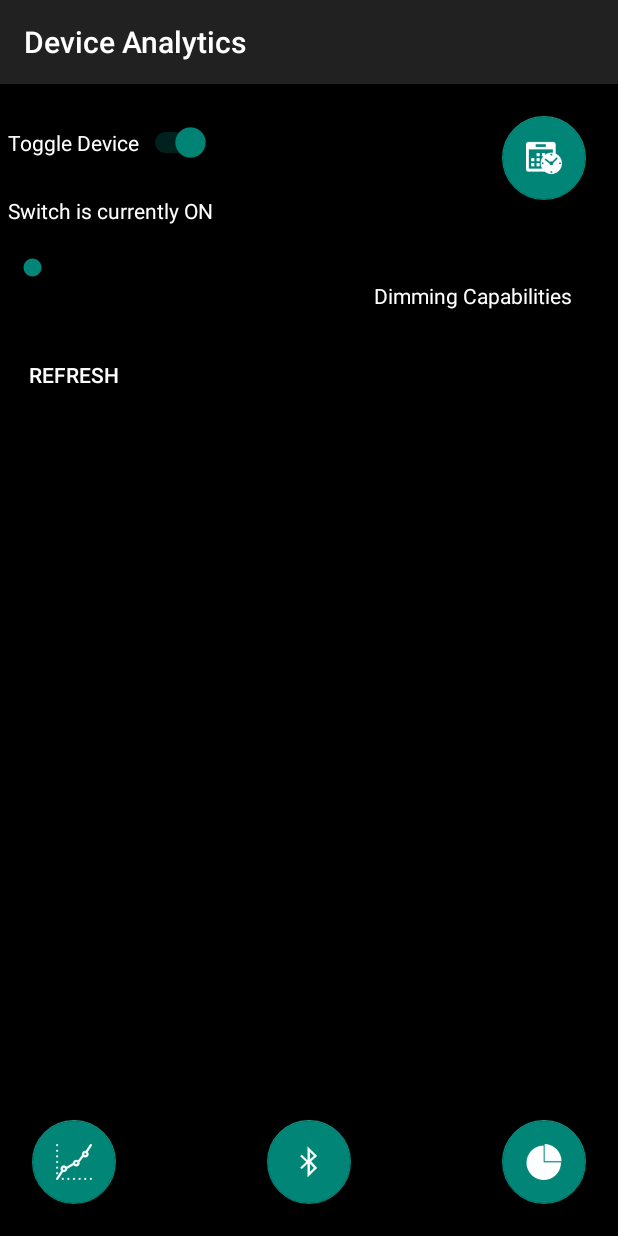
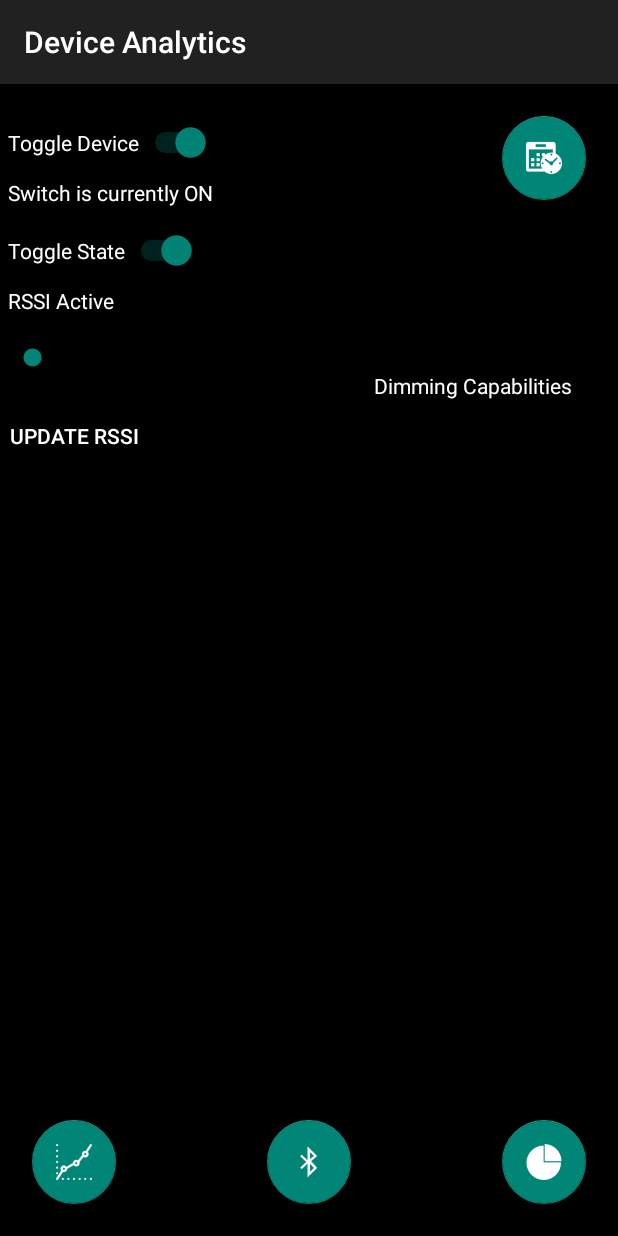
Before and after one commit to kartthikkumar/Vamp.v2, an Android app: the analytics screen opened directly, with no data from a screen before it, on a phone screen of 412 x 824 dp. Run offline under Robolectric (Android 15) with nearby library versions, the phone set to English and light mode, and no system bars.

Commit message:
Buttons and States spaced well

```diff
--- a/app/src/main/java/com/adafruit/bluefruit/le/connect/app/analytics.java
+++ b/app/src/main/java/com/adafruit/bluefruit/le/connect/app/analytics.java
@@ -65,9 +65,11 @@ public class analytics extends UartInterfaceActivity implements BleManager.BleMa
 
     // SWITCH & SEEKBAR
     private TextView switchStatus;
+    private TextView switchSecondStatus;
     private TextView rangeSeekBartext;
     private TextView dimmingText;
     private Switch mySwitch;
+    private Switch mySecondSwitch;
     private SeekBar dimSettings;
 
     int num = 0;
@@ -89,6 +91,10 @@ public class analytics extends UartInterfaceActivity implements BleManager.BleMa
         switchStatus = (TextView) findViewById(R.id.switchStatus);
         mySwitch = (Switch) findViewById(R.id.mySwitch);
 
+        switchSecondStatus = (TextView) findViewById(R.id.switchSecondStatus);
+        mySecondSwitch = (Switch) findViewById(R.id.mySecondSwitch);
+
+
         // ********************** RSSI ******************************
             // ********************** READING ******************************
 
@@ -102,10 +108,10 @@ public class analytics extends UartInterfaceActivity implements BleManager.BleMa
         tView = (TextView) findViewById(R.id.rssiValue);
         tView.setTextColor(Color.WHITE);
         clickhere = (Button) findViewById(R.id.rssiButton);
+        clickhere.setTextColor(Color.WHITE);
 
         clickhere.setOnClickListener(new View.OnClickListener() {
             public void onClick(View v) {
-
             mBleManager.readRssi();
             String display = Integer.toString(BleManager.rssiReading);
             tView.setText(display);
@@ -113,10 +119,6 @@ public class analytics extends UartInterfaceActivity implements BleManager.BleMa
         });
 
             // ********************** READING ******************************
-
-//        SharedPreferences prefs = this.getSharedPreferences("general_settings", Context.MODE_PRIVATE);
-//        String lanSettings = prefs.getString("myRXValue");
-
 
             //        int index;
             //        if (rssiValue == 127 || rssiValue <= -84) {   // 127 reserved for RSSI not available
@@ -146,13 +148,13 @@ public class analytics extends UartInterfaceActivity implements BleManager.BleMa
                     if (isChecked) {
                         switchStatus.setTextColor(Color.WHITE);
                         switchStatus.setText("Switch is currently ON");
-                        sendData("SENDING \n");
+                        sendData("TURN ON \n");
                         Log.d(TESTBLAH, "Passed sendData");
 
                     } else {
                         switchStatus.setTextColor(Color.DKGRAY);
                         switchStatus.setText("Switch is currently OFF");
-                        sendData("RECEIVING \n");
+                        sendData("TURN OFF \n");
                         Log.d(TESTBLAH, "Passed receiveData");
 
                     }
@@ -163,11 +165,56 @@ public class analytics extends UartInterfaceActivity implements BleManager.BleMa
             if (mySwitch.isChecked()) {
                 switchStatus.setTextColor(Color.WHITE);
                 switchStatus.setText("Switch is currently ON");
+                sendData("Default ON \n");
+                Log.d(TESTBLAH, "Default ON");
             } else {
                 switchStatus.setTextColor(Color.WHITE);
                 switchStatus.setText("Switch is currently OFF");
+                sendData("Default OFF \n");
+                Log.d(TESTBLAH, "Default OFF");
             }
             // ***************************************************************
+
+
+
+        // ********************** Second Switch ******************************
+        // Second Switch ON
+        mySecondSwitch.setChecked(true);
+        //attach a listener to check for changes in state
+        mySecondSwitch.setOnCheckedChangeListener(new CompoundButton.OnCheckedChangeListener() {
+            @Override
+            public void onCheckedChanged(CompoundButton buttonView,
+                                         boolean isChecked) {
+
+                if (isChecked) {
+                    switchSecondStatus.setTextColor(Color.WHITE);
+                    switchSecondStatus.setText("RSSI Active");
+                    sendData("TURN ON \n");
+                    Log.d(TESTBLAH, "Passed sendData");
+
+                } else {
+                    switchSecondStatus.setTextColor(Color.WHITE);
+                    switchSecondStatus.setText("Dimming Active");
+                    sendData("TURN OFF \n");
+                    Log.d(TESTBLAH, "Passed receiveData");
+                }
+            }
+        });
+
+        //check the current state before we display the screen
+        if (mySecondSwitch.isChecked()) {
+            switchSecondStatus.setTextColor(Color.WHITE);
+            switchSecondStatus.setText("RSSI Active");
+            sendData("Default ON \n");
+            Log.d(TESTBLAH, "Default ON");
+        } else {
+            switchSecondStatus.setTextColor(Color.WHITE);
+            switchSecondStatus.setText("Dimming Active");
+            sendData("Default OFF \n");
+            Log.d(TESTBLAH, "Default OFF");
+        }
+        // ***************************************************************
+
 
 
             // ********************** SeekBar ******************************
@@ -335,32 +382,6 @@ public class analytics extends UartInterfaceActivity implements BleManager.BleMa
     }
 
 
-
-
-    private String asciiToHex(String text) {
-        StringBuffer stringBuffer = new StringBuffer();
-        for (int i = 0; i < text.length(); i++) {
-            String charString = String.format("0x%02X", (byte) text.charAt(i));
-
-            stringBuffer.append(charString + " ");
-        }
-        return stringBuffer.toString();
-    }
-
-
-
-
-
-
-
-
-
-
-
-
-
-
-
     @Override
     public void onServicesDiscovered() {
         mUartService = mBleManager.getGattService(UUID_SERVICE);
--- a/app/src/main/res/layout/activity_analytics.xml
+++ b/app/src/main/res/layout/activity_analytics.xml
@@ -23,7 +23,26 @@
         android:layout_height="wrap_content"
         android:layout_alignParentLeft="true"
         android:layout_below="@+id/mySwitch"
-        android:layout_marginTop="22dp"
+        android:layout_marginTop="10dp"
+        android:textColor="@color/white"/>
+
+    <Switch
+        android:id="@+id/mySecondSwitch"
+        android:layout_width="wrap_content"
+        android:layout_height="wrap_content"
+        android:layout_alignParentLeft="true"
+        android:layout_below="@id/switchStatus"
+        android:layout_marginTop="15dp"
+        android:text="Toggle State"
+        android:textColor="@color/white"/>
+
+    <TextView
+        android:id="@+id/switchSecondStatus"
+        android:layout_width="wrap_content"
+        android:layout_height="wrap_content"
+        android:layout_alignParentLeft="true"
+        android:layout_below="@+id/mySecondSwitch"
+        android:layout_marginTop="10dp"
         android:textColor="@color/white"/>
 
     <TextView
@@ -32,7 +51,7 @@
         android:layout_height="wrap_content"
         android:layout_alignParentRight="true"
         android:layout_marginRight="25dp"
-        android:layout_below="@+id/switchStatus"
+        android:layout_below="@+id/switchSecondStatus"
         />
 
     <SeekBar
@@ -51,20 +70,24 @@
         android:text="@string/seekbar_label"
         />
 
+    <Button
+        android:id="@+id/rssiButton"
+        android:layout_width="wrap_content"
+        android:layout_height="wrap_content"
+        android:background="#000000"
+        android:text="Update RSSI"
+        android:layout_below="@+id/dimmingText" />
+
     <TextView
         android:id="@+id/rssiValue"
         android:layout_width="wrap_content"
         android:layout_height="wrap_content"
-        android:layout_below="@+id/dimmingText" />
+        android:layout_marginLeft="25dp"
+        android:layout_toEndOf="@+id/rssiButton"
 
-    <Button
-        android:id="@+id/rssiButton"
-        android:layout_width="wrap_content"
-        android:layout_height="wrap_content"
-        android:background="@android:color/black"
-        android:textColor="@android:color/white"
-        android:text="Refresh"
-        android:layout_below="@+id/rssiValue" />
+        android:layout_below="@+id/rssiButton" />
+
+
 
     <android.support.design.widget.FloatingActionButton
         android:id="@+id/scheduling"
```
Lines whose indentation alone changed are shown as unchanged.
